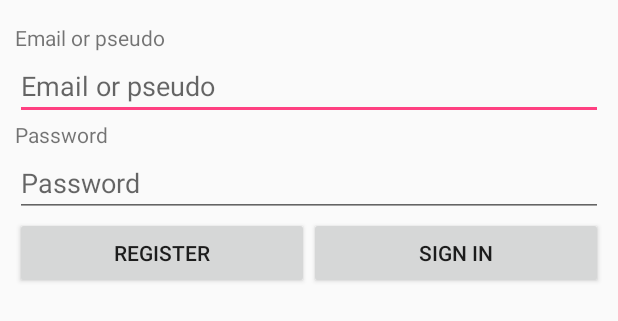
After one commit to kgiroux/integrationproject, an Android app: the layout login_dialog.xml on its own in the app's theme, with its tools: preview values and no code run, on a phone screen of 412 x 824 dp. The commit adds this screen. Shown: the top 321 px of the screen. Run offline under Robolectric (Android 15) with nearby library versions, the phone set to English and light mode, and no system bars.

Commit message:
Add PopUp Login

```diff
--- /dev/null
+++ b/Android/QuizIntegration/app/src/main/res/layout/login_dialog.xml
@@ -0,0 +1,82 @@
+<?xml version="1.0" encoding="utf-8"?>
+<RelativeLayout
+              xmlns:android="http://schemas.android.com/apk/res/android"
+              android:orientation="vertical"
+              android:layout_width="match_parent"
+              android:layout_height="match_parent"
+              android:paddingTop="15dp"
+              android:paddingLeft="10dp"
+              android:paddingRight="10dp">
+
+    <TextView
+
+        android:id="@+id/loginText"
+        android:layout_width="match_parent"
+        android:layout_height="wrap_content"
+        android:text="@string/prompt_email_pseudo"/>
+
+    <EditText
+        android:inputType="textEmailAddress|text"
+        android:id="@+id/login"
+        android:hint="@string/prompt_email_pseudo"
+        android:layout_below="@id/loginText"
+        android:layout_width="match_parent"
+        android:layout_height="wrap_content"/>
+
+    <TextView
+        android:text="@string/prompt_password"
+        android:layout_width="match_parent"
+        android:layout_height="wrap_content"
+        android:layout_below="@id/login"
+        android:id="@+id/passwordText"/>
+
+    <EditText
+        android:hint="@string/prompt_password"
+        android:layout_width="match_parent"
+        android:layout_height="wrap_content"
+        android:inputType="textPassword"
+        android:ems="10"
+        android:id="@+id/password"
+        android:layout_below="@+id/passwordText"
+        android:layout_alignParentLeft="true"
+        android:layout_alignParentStart="true"/>
+
+    <LinearLayout
+        android:layout_below="@id/password"
+        android:layout_width="match_parent"
+        android:weightSum="2"
+        android:orientation="horizontal"
+        android:layout_height="wrap_content">
+
+        <LinearLayout
+            android:layout_width="0dp"
+            android:layout_weight="1"
+            android:layout_height="match_parent">
+
+            <Button
+                android:id="@+id/Register"
+                android:layout_width="match_parent"
+                android:layout_height="match_parent"
+                android:text="@string/register"/>
+
+        </LinearLayout>
+
+        <LinearLayout
+            android:layout_width="0dp"
+            android:layout_weight="1"
+            android:layout_height="match_parent">
+
+            <Button
+                android:id="@+id/SignIn"
+                android:layout_width="match_parent"
+                android:layout_height="match_parent"
+                android:text="@string/action_sign_in_short"/>
+
+        </LinearLayout>
+
+    </LinearLayout>
+
+
+
+
+</RelativeLayout>
--- a/Android/QuizIntegration/app/src/main/res/values/strings.xml
+++ b/Android/QuizIntegration/app/src/main/res/values/strings.xml
@@ -19,14 +19,14 @@
 
     <!-- Strings related to login -->
     <string name="prompt_email">Email</string>
-    <string name="prompt_password">Password (optional)</string>
+    <string name="prompt_email_pseudo">Email or pseudo</string>
+    <string name="prompt_password">Password</string>
+    <string name="password">Password :</string>
     <string name="action_sign_in">Sign in or register</string>
+    <string name="register">Register</string>
     <string name="action_sign_in_short">Sign in</string>
     <string name="error_invalid_email">This email address is invalid</string>
     <string name="error_invalid_password">This password is too short</string>
     <string name="error_incorrect_password">This password is incorrect</string>
     <string name="error_field_required">This field is required</string>
-    <string name="permission_rationale">"Contacts permissions are needed for providing email
-        completions."
-    </string>
 </resources>
```
Also changed, not shown: Android/QuizIntegration/app/src/main/java/fr/esigelec/gsi/quizintegration/MainActivity.java (+37 -0 lines), Android/QuizIntegration/app/src/main/res/layout/activity_login.xml (deleted, +0 -77 lines), 1 other file.
